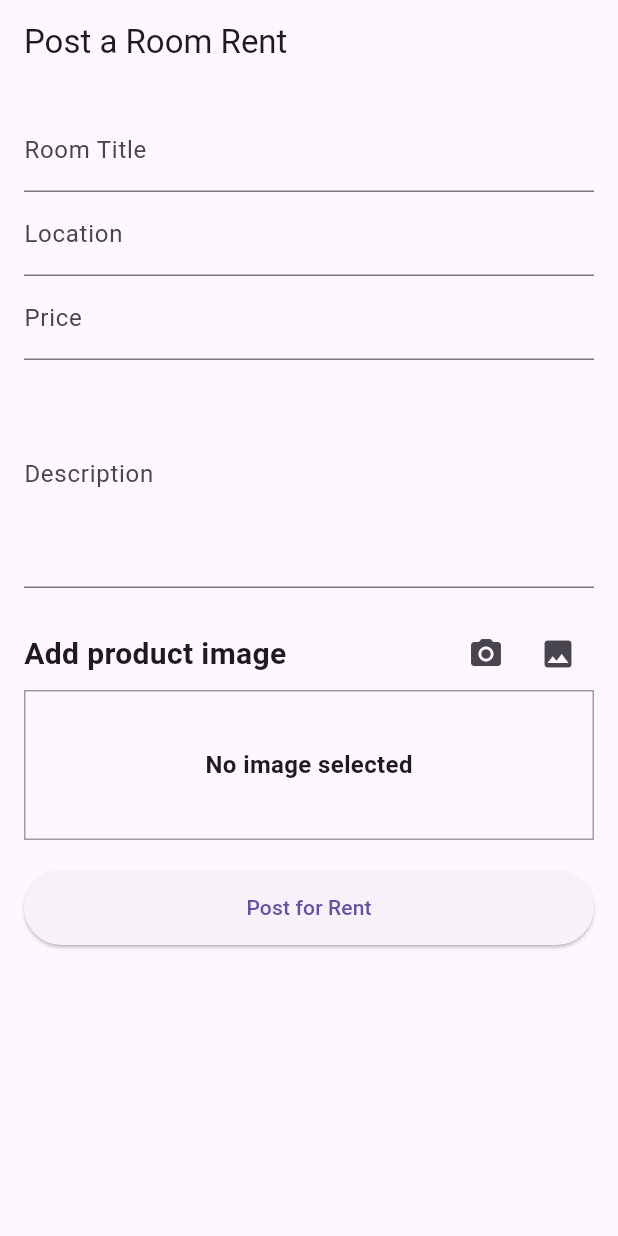
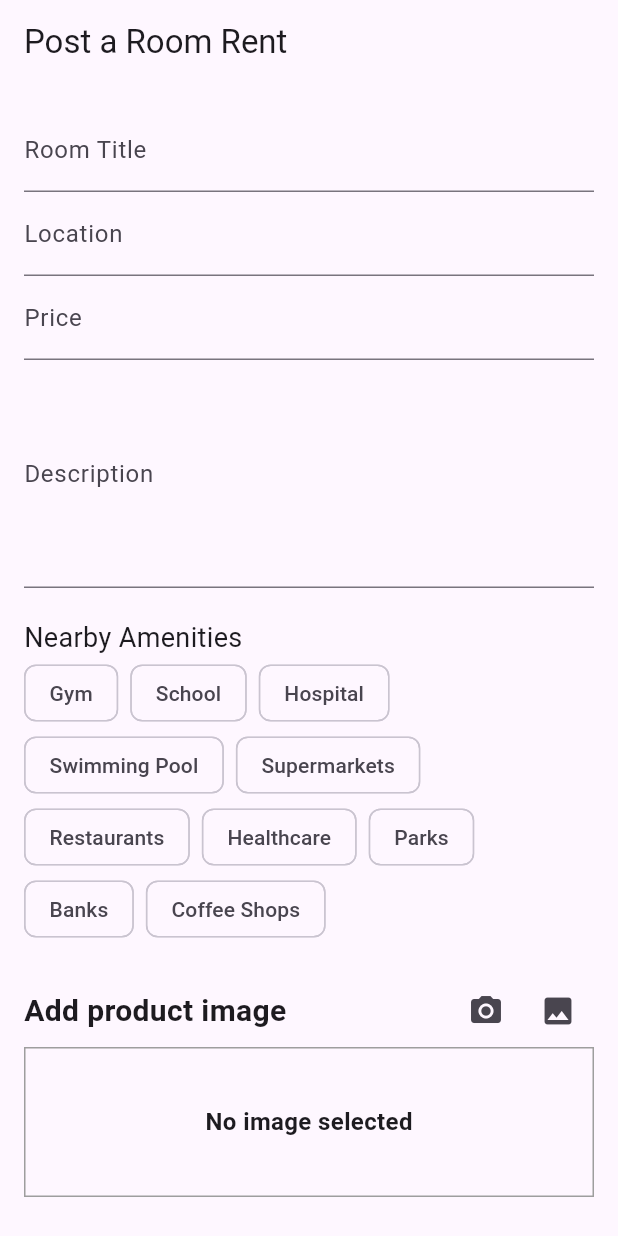
Before and after one commit to shrestharukesh1213/gharsathi, a Flutter app: the Landlordhomescreen screen opened by its route, on a phone screen of 412 x 824 dp. Run offline on Flutter 3.47's test engine with Material 3 defaults, Android fonts, the phone set to English and light mode, and no system bars; our stand-ins replace carousel_slider, cloud_firestore, country_picker, email_validator, firebase_auth, firebase_core and 5 more; accounts and stored records are empty.

Commit message:
added amenities

```diff
--- a/lib/model/Rooms.dart
+++ b/lib/model/Rooms.dart
@@ -4,6 +4,8 @@ class Rooms {
   String? location;
   String? price;
   String? description;
+  final List<String> amenities;
+
   List<String?>? images;
 
   Rooms({
@@ -12,6 +14,7 @@ class Rooms {
     this.location,
     this.price,
     this.description,
+    required this.amenities,
     this.images,
   });
 
@@ -23,6 +26,7 @@ class Rooms {
       'location': location,
       'price': price,
       'description': description,
+      'amenities': amenities,
       'images': images,
     };
   }
--- a/lib/screens/LandlordHomeScreen.dart
+++ b/lib/screens/LandlordHomeScreen.dart
@@ -49,9 +49,43 @@ class _LandlordhomescreenState extends State<Landlordhomescreen> {
   double price = 0;
   String description = '';
 
+  final List<String> _amenitiesOptions = [
+    'Gym',
+    'School',
+    'Hospital',
+    'Swimming Pool',
+    'Supermarkets',
+    'Restaurants',
+    'Healthcare',
+    'Parks',
+    'Banks',
+    'Coffee Shops'
+  ];
+
+  final List<bool> _isSelected = [
+    false,
+    false,
+    false,
+    false,
+    false,
+    false,
+    false,
+    false,
+    false,
+    false,
+  ];
+
   final _formKey = GlobalKey<FormState>();
   void addRooms() async {
     List<String?> uploadedUrls = [];
+    // Collect selected amenities
+    List<String> selectedAmenities = [];
+    for (int i = 0; i < _amenitiesOptions.length; i++) {
+      if (_isSelected[i]) {
+        selectedAmenities.add(_amenitiesOptions[i]);
+      }
+    }
+
     // for loop for uploading each images in array
     for (final eachImage in _selectedImages) {
       final url = await Roomservices().uploadImage(File(eachImage));
@@ -65,12 +99,16 @@ class _LandlordhomescreenState extends State<Landlordhomescreen> {
       location: locationController.text,
       price: priceController.text,
       description: descriptionController.text,
+      amenities: selectedAmenities, // Add amenities to room object
+
       images: uploadedUrls,
     );
 
     await Roomservices()
         .createRoom(room)
-        .then((value) => {Esnackbar.show(context, "Room added successfully")})
+        .then((value) => {
+              Esnackbar.show(context, "Room added successfully"),
+            })
         .catchError((error) {
       Esnackbar.show(context, "Failed to add room");
     });
@@ -143,6 +181,25 @@ class _LandlordhomescreenState extends State<Landlordhomescreen> {
                   }
                   return null;
                 },
+              ),
+              const SizedBox(height: 20),
+
+              // Nearby amenities
+              Text('Nearby Amenities', style: TextStyle(fontSize: 18)),
+              Wrap(
+                spacing: 8.0, // Spacing between chips
+                children: List<Widget>.generate(_amenitiesOptions.length,
+                    (int index) {
+                  return FilterChip(
+                    label: Text(_amenitiesOptions[index]),
+                    selected: _isSelected[index],
+                    onSelected: (bool selected) {
+                      setState(() {
+                        _isSelected[index] = selected;
+                      });
+                    },
+                  );
+                }),
               ),
 
               // add image widget
--- a/lib/screens/LandlordProfileScreen.dart
+++ b/lib/screens/LandlordProfileScreen.dart
@@ -16,7 +16,7 @@ class _LandlordprofilescreenState extends State<Landlordprofilescreen> {
 
     final name = user!.displayName;
     final email = user.email;
-    // final phoneNumber = user.phoneNumber;
+    final phoneNumber = user.phoneNumber;
     // final uid = user.uid;
 
     return Scaffold(
@@ -32,7 +32,6 @@ class _LandlordprofilescreenState extends State<Landlordprofilescreen> {
             mainAxisAlignment: MainAxisAlignment.center,
             crossAxisAlignment: CrossAxisAlignment.center,
             children: [
-
               Text(
                 "Name: $name",
                 style: TextStyle(fontSize: 20),
--- a/lib/screens/RoomDetails.dart
+++ b/lib/screens/RoomDetails.dart
@@ -21,6 +21,11 @@ class _RoomdetailsState extends State<Roomdetails> {
     final String price = data['price'];
     final String description = data['description'];
     final List<String> images = List<String>.from(data['images']);
+    final List<String> amenities =
+        data['amenities'] != null ? List<String>.from(data['amenities']) : [];
+    print("Room details data: $data");
+
+    // Extract amenities
 
     return Scaffold(
       appBar: AppBar(
@@ -80,6 +85,27 @@ class _RoomdetailsState extends State<Roomdetails> {
                   style: const TextStyle(fontSize: 20),
                 ),
               ),
+              amenities.isNotEmpty
+                  ? Wrap(
+                      spacing: 8.0,
+                      runSpacing: 4.0,
+                      children:
+                          List<Widget>.generate(amenities.length, (int index) {
+                        return Chip(
+                          label: Text(amenities[index]),
+                        );
+                      }),
+                    )
+                  : Padding(
+                      padding: const EdgeInsets.all(8.0),
+                      child: Text(
+                        'No amenities to show.',
+                        style: TextStyle(fontSize: 16, color: Colors.grey),
+                      ),
+                    ),
+
+              // Buttons for "Book Room" and "Contact Owner"
+
               Row(
                 crossAxisAlignment: CrossAxisAlignment.center,
                 mainAxisAlignment: MainAxisAlignment.center,
```
Lines whose indentation alone changed are shown as unchanged.
